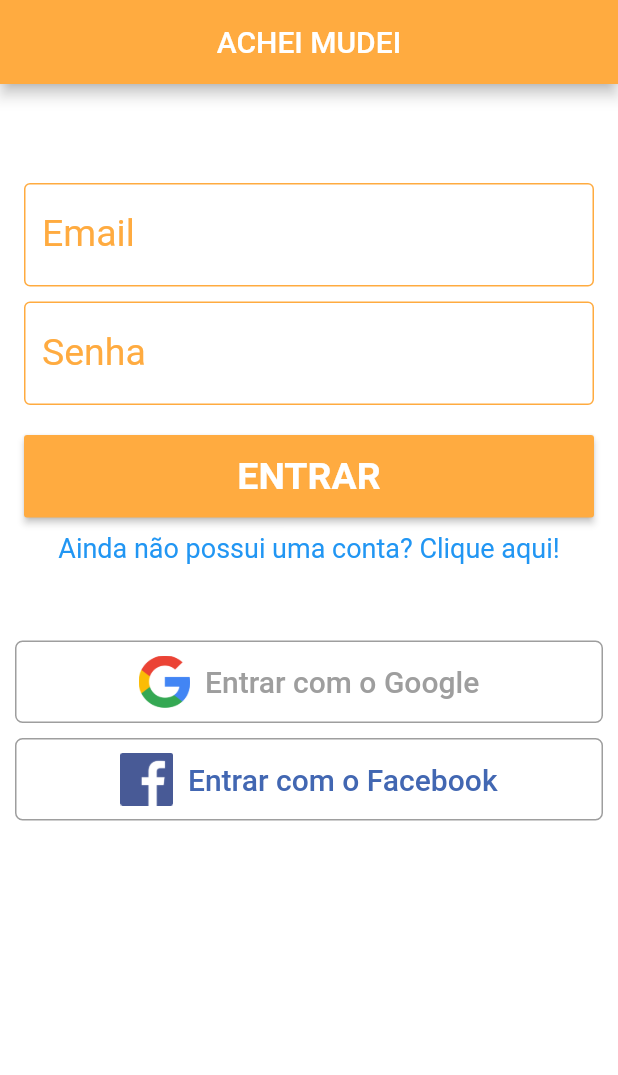
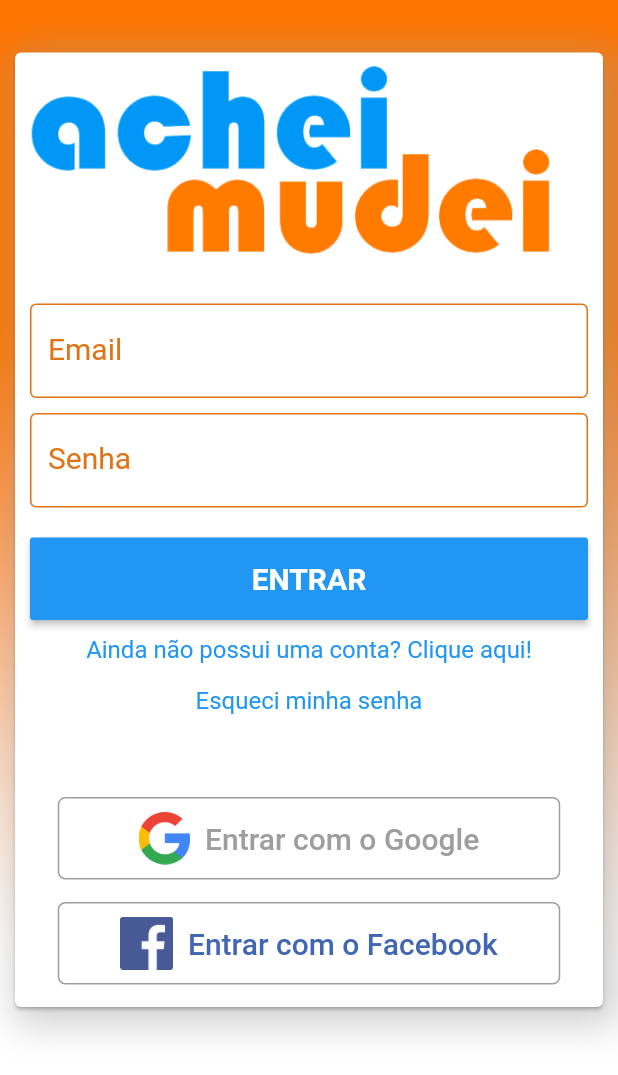
Before and after one commit to cpvasques/acheimudei_flutter, a Flutter app: the screen it shows after launch, after a tap on "Ainda não possui uma conta? Clique aqui!", on a phone screen of 412 x 824 dp. Shown: the top 1075 px of the screen. Run offline on Flutter 3.47's test engine with Material 2 defaults, Android fonts, the phone set to English and light mode, and no system bars; our stand-ins replace carousel_slider, fancy_bottom_navigation, firebase_auth, font_awesome_flutter, google_sign_in; accounts and stored records are empty; network calls fail.

Commit message:
update tela de login

```diff
--- a/lib/detalhe_anuncio.dart
+++ b/lib/detalhe_anuncio.dart
@@ -128,7 +128,7 @@ Widget valor() {
           Container(
             margin: EdgeInsets.only(right: 5),
             child: Icon(Icons.monetization_on,
-                size: 25, color: Colors.orangeAccent),
+                size: 25, color: Color(0xffe17315)),
           ),
           Text(
             "Valor:",
@@ -171,7 +171,7 @@ Widget descricao() {
                     Container(
                       margin: EdgeInsets.only(right: 5),
                       child: Icon(Icons.format_align_left,
-                          size: 25, color: Colors.orangeAccent),
+                          size: 25, color: Color(0xffe17315)),
                     ),
                     Text(
                       "Descrição:",
@@ -218,7 +218,7 @@ Widget caracteristicas() {
                     Container(
                       margin: EdgeInsets.only(right: 5, bottom: 5),
                       child: Icon(Icons.local_hotel,
-                          size: 25, color: Colors.orangeAccent),
+                          size: 25, color: Color(0xffe17315)),
                     ),
                     Text(
                       "Características:",
@@ -374,7 +374,7 @@ Widget btnAchei() {
     child: MaterialButton(
         onPressed: () {},
         height: 45,
-        color: Colors.orangeAccent,
+        color: Color(0xffe17315),
         textColor: Colors.white,
         child: Text(
           'ACHEI !',
--- a/lib/home_page.dart
+++ b/lib/home_page.dart
@@ -33,7 +33,7 @@ class _HomePage extends State<HomePage> {
       appBar: AppBar(
         title: Text("ACHEI MUDEI"),
         centerTitle: true,
-        backgroundColor: Colors.orangeAccent,
+        backgroundColor: Color(0xffe17315),
       ),
       body: Container(
         decoration: BoxDecoration(color: Colors.white),
@@ -42,7 +42,7 @@ class _HomePage extends State<HomePage> {
         ),
       ),
       bottomNavigationBar: FancyBottomNavigation(
-        circleColor: Colors.orangeAccent,
+        circleColor: Color(0xffe17315),
         tabs: [
           TabData(iconData: Icons.home, title: "Home"),
           TabData(iconData: Icons.monetization_on, title: "Anunciar"),
--- a/lib/login_page.dart
+++ b/lib/login_page.dart
@@ -12,13 +12,17 @@ class _LoginPage extends State<LoginPage> {
   @override
   Widget build(BuildContext context) {
     return Scaffold(
+       /* appBar: AppBar(
+          title: Text("teste"),
+          centerTitle: true,
+          backgroundColor: Color(0xfffe7400),
+        ),*/
       backgroundColor: Colors.white,
-      appBar: AppBar(
-        title: Text("ACHEI MUDEI"),
-        centerTitle: true,
-        backgroundColor: Colors.orangeAccent,
+      body: Container(
+        decoration: BoxDecoration(
+          image: DecorationImage(image: AssetImage("images/background.png"), fit: BoxFit.cover),
         ),
-      body: ListView(
+        child: ListView(
           children: <Widget>[
             Column(
               crossAxisAlignment: CrossAxisAlignment.stretch, // add this
@@ -26,19 +30,11 @@ class _LoginPage extends State<LoginPage> {
                 Container(
                   child: LoginForm(),
                 ),
-              Container(
-                margin: EdgeInsets.only(top: 35, bottom: 5, left: 10, right: 10),
-                child: GoogleBuilder(),
-              ),
-              Container(
-                margin:
-                    EdgeInsets.only(top: 5, bottom: 10, left: 10, right: 10),
-                child: FacebookBuilder(),
-              ),
               ],
             ),
           ],
         ),
+      )
     );
   }
 }
--- a/lib/widgets/anunciarImovelBuilder.dart
+++ b/lib/widgets/anunciarImovelBuilder.dart
@@ -24,7 +24,7 @@ class _AnunciarImovelBuilder extends State<AnunciarImovelBuilder> {
                     child: Text('Deseja vender seu imóvel?',
                         textAlign: TextAlign.center,
                         style: TextStyle(
-                          color: Colors.orangeAccent,
+                          color: Color(0xffe17315),
                           fontSize: 35.0,
                           fontWeight: FontWeight.bold,
                         ))),
@@ -42,7 +42,7 @@ class _AnunciarImovelBuilder extends State<AnunciarImovelBuilder> {
                           color: Colors.white,
                         ),
                       ),
-                      color: Colors.orangeAccent,
+                      color: Color(0xffe17315),
                       onPressed: () {
                         print('anuncio');
                       },
--- a/lib/widgets/loginForm.dart
+++ b/lib/widgets/loginForm.dart
@@ -1,5 +1,6 @@
 import 'package:flutter/material.dart';
 import 'package:achei_mudei/widgets/botaoGoogle.dart';
+import 'package:achei_mudei/widgets/botaoFacebook.dart';
 
 class LoginForm extends StatefulWidget {
   @override
@@ -13,40 +14,61 @@ class _LoginForm extends State<LoginForm> {
   }
 }
 
-Widget formulario(){
-
+Widget formulario() {
   final emailController = TextEditingController();
   final senhaController = TextEditingController();
 
   String email;
   String senha;
 
-  void _emailChanged(String text){
+  void _emailChanged(String text) {
     email = text;
   }
 
-  void _senhaChanged(String text){
+  void _senhaChanged(String text) {
     senha = text;
   }
-
 
   return Container(
     child: Center(
       child: Padding(
-        padding: EdgeInsets.all(16.0),
+        padding: EdgeInsets.all(6.0),
         child: Container(
+            margin: EdgeInsets.only(top: 25),
+            decoration: new BoxDecoration(
+                boxShadow: [
+                  BoxShadow(
+                    color: Colors.grey.withOpacity(.5),
+                    blurRadius: 20.0, // soften the shadow
+                    spreadRadius: 2.0, //extend the shadow
+                    offset: Offset(
+                      5.0, // Move to right 10  horizontally
+                      5.0, // Move to bottom 10 Vertically
+                    ),
+                  )
+                ],),
+          child: Card(
             child: Column(
               children: <Widget>[
+                Image.asset('images/logo_am2.png'),
                 Container(
-                margin: EdgeInsets.only(top: 50),
-                child: buildTextField("Email", emailController, _emailChanged, 1),
-              ),
+                    margin: EdgeInsets.only(top: 15),
+                    child: Padding(
+                      padding: EdgeInsets.only(right: 10, left: 10),
+                      child: buildTextField(
+                          "Email", emailController, _emailChanged, 1),
+                    )),
                 Container(
                     margin: EdgeInsets.only(top: 10),
-                child: buildTextField("Senha", senhaController, _senhaChanged, 1),
-              ),
+                    child: Padding(
+                      padding: EdgeInsets.only(right: 10, left: 10),
+                      child: buildTextField(
+                          "Senha", senhaController, _senhaChanged, 1),
+                    )),
                 Container(
                     margin: EdgeInsets.only(top: 20),
+                    child: Padding(
+                      padding: EdgeInsets.only(right: 10, left: 10),
                       child: ButtonTheme(
                         minWidth: double.infinity,
                         child: MaterialButton(
@@ -54,26 +76,54 @@ Widget formulario(){
                           child: Text(
                             'ENTRAR',
                             style: new TextStyle(
-                        fontSize: 25.0,
+                              fontSize: 20.0,
                               fontWeight: FontWeight.bold,
                               color: Colors.white,
                             ),
                           ),
-                    color: Colors.orangeAccent,
+                          color: Colors.blue,
                           onPressed: () {
                             print('anuncio');
                           },
                         ),
                       ),
+                    )),
+                Container(
+                    margin: EdgeInsets.only(top: 10, bottom: 10),
+                    child: Padding(
+                        padding: EdgeInsets.only(right: 10, left: 10),
+                        child: GestureDetector(
+                            child: Text(
+                                "Ainda não possui uma conta? Clique aqui!",
+                                style: TextStyle(
+                                    color: Colors.blue, fontSize: 16)),
+                            onTap: () {
+                              print('cadastrei');
+                            }))),
+                Container(
+                    margin: EdgeInsets.only(top: 5, bottom: 10),
+                    child: Padding(
+                        padding: EdgeInsets.only(right: 10, left: 10),
+                        child: GestureDetector(
+                            child: Text(
+                                "Esqueci minha senha",
+                                style: TextStyle(
+                                    color: Colors.blue, fontSize: 16)),
+                            onTap: () {
+                              print('esqueci');
+                            }))),
+                Container(
+                  width: 335.0,
+                  margin: EdgeInsets.only(top: 45),
+                  child: GoogleBuilder(),
                   ),
                   Container(
-                  margin: EdgeInsets.only(top: 10),
-                child: GestureDetector(
-                    child: Text("Ainda não possui uma conta? Clique aqui!", style: TextStyle(color: Colors.blue, fontSize: 18)),
-                    onTap: () {print('cadastrei');}
-                )
+                    width: 335.0,
+                    margin: EdgeInsets.only(top: 15, bottom: 15),
+                    child: FacebookBuilder(),
                   ),
               ],
+            ),
           ),
         ),
       ),
@@ -81,24 +131,21 @@ Widget formulario(){
   );
 }
 
-Widget buildTextField(String label, TextEditingController controller, Function funcao, int linha){
+Widget buildTextField(String label, TextEditingController controller,
+    Function funcao, int linha) {
   return TextField(
       maxLines: linha,
       controller: controller,
       decoration: InputDecoration(
           labelText: label,
-          labelStyle: TextStyle(color: Colors.orangeAccent),
+          labelStyle: TextStyle(color: Color(0xffe17315)),
           border: OutlineInputBorder(),
-          focusedBorder: OutlineInputBorder(
-              borderSide: BorderSide(color: Colors.blue)
-          ),
+          focusedBorder:
+              OutlineInputBorder(borderSide: BorderSide(color: Colors.blue)),
           enabledBorder: OutlineInputBorder(
-              borderSide: BorderSide(color: Colors.orangeAccent,)
-          )
-      ),
-      style: TextStyle(
-          color: Colors.orangeAccent, fontSize: 25.0
-      ),
-      onChanged: funcao
-  );
+              borderSide: BorderSide(
+            color: Color(0xffe17315),
+          ))),
+      style: TextStyle(color: Color(0xffe17315), fontSize: 20.0),
+      onChanged: funcao);
 }
--- a/lib/widgets/servicosDetalhesBuilder.dart
+++ b/lib/widgets/servicosDetalhesBuilder.dart
@@ -74,7 +74,7 @@ Widget formulario(){
                   child: Text('Precisa dos nossos serviços?',
                       textAlign: TextAlign.center,
                       style: TextStyle(
-                        color: Colors.orangeAccent,
+                        color: Color(0xffe17315),
                         fontSize: 35.0,
                         fontWeight: FontWeight.bold,
                       ))),
@@ -104,7 +104,7 @@ Widget formulario(){
                         color: Colors.white,
                       ),
                     ),
-                    color: Colors.orangeAccent,
+                    color: Color(0xffe17315),
                     onPressed: () {
                       print('anuncio');
                     },
@@ -126,17 +126,17 @@ Widget buildTextField(String label, TextEditingController controller, Function f
         controller: controller,
         decoration: InputDecoration(
             labelText: label,
-            labelStyle: TextStyle(color: Colors.orangeAccent),
+            labelStyle: TextStyle(color: Color(0xffe17315)),
             border: OutlineInputBorder(),
             focusedBorder: OutlineInputBorder(
               borderSide: BorderSide(color: Colors.blue)
             ),
             enabledBorder: OutlineInputBorder(
-                borderSide: BorderSide(color: Colors.orangeAccent,)
+                borderSide: BorderSide(color: Color(0xffe17315),)
             )
         ),
         style: TextStyle(
-            color: Colors.orangeAccent, fontSize: 25.0
+            color: Color(0xffe17315), fontSize: 25.0
         ),
         onChanged: funcao
     );
```
Also changed, not shown: images/background.png (added), images/logo_am.png (added), images/logo_am2.png (added). Lines whose indentation alone changed are shown as unchanged.
